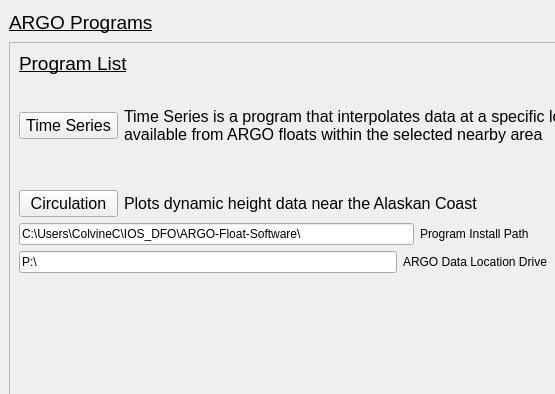
Before: the Qt Designer form ui_Files/MainApp.ui in CallumColvine/ARGO-Float-Software, drawn with Qt 5; both pictures show x 0 to 555 and y 0 to 394 of the 943 by 806 pixel window.
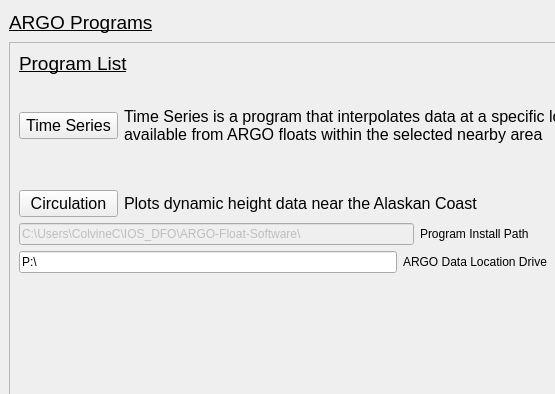
After: the same form once the commit is applied. Custom widgets are drawn as their Qt base class.

Diff of the .ui file:
```diff
--- a/ui_Files/MainApp.ui
+++ b/ui_Files/MainApp.ui
@@ -275,6 +275,9 @@
          <layout class="QHBoxLayout" name="horizontalLayout_7">
           <item>
            <widget class="QLineEdit" name="argoPathLineEdit">
+            <property name="enabled">
+             <bool>false</bool>
+            </property>
             <property name="text">
              <string>C:\Users\ColvineC\IOS_DFO\ARGO-Float-Software\</string>
             </property>
```
